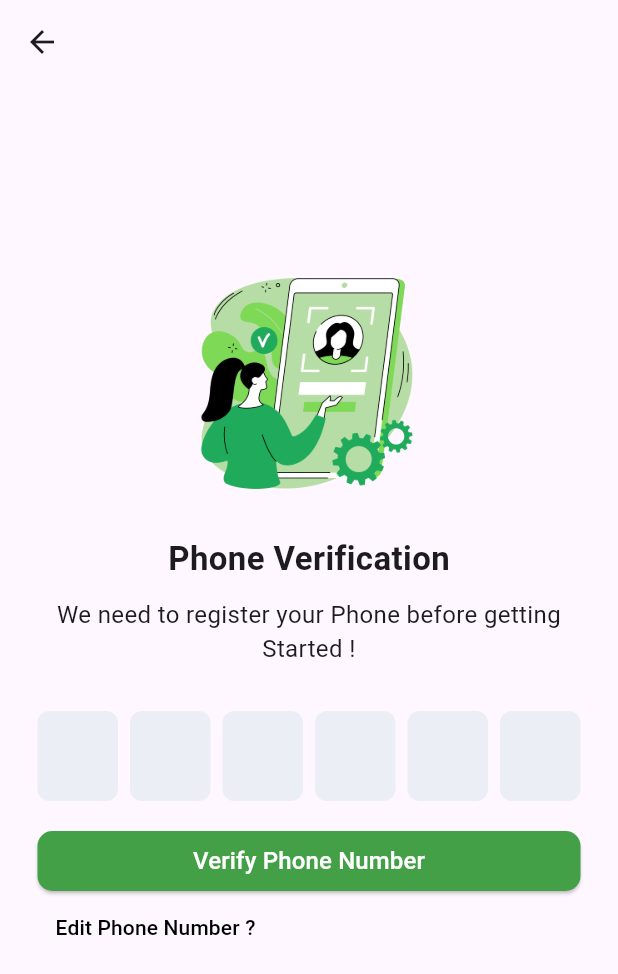
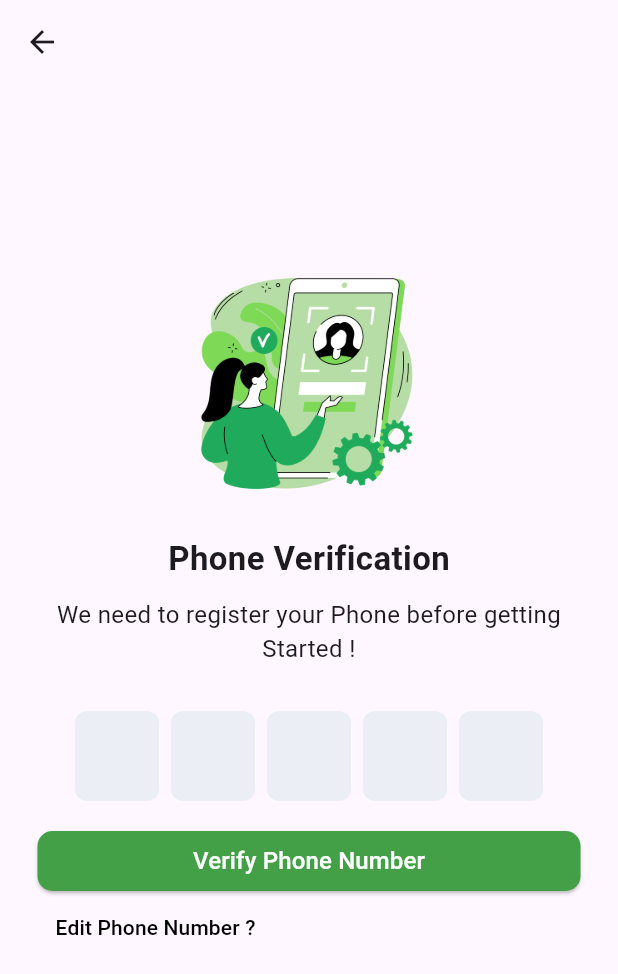
Before and after one commit to iamvedantp/otp_login_page, a Flutter app: the MyOtp screen opened by its route, on a phone screen of 412 x 824 dp. Shown: the top 974 px of the screen. Run offline on Flutter 3.47's test engine with Material 3 defaults, Android fonts, the phone set to English and light mode, and no system bars; drawn by our look-alikes of pinput.

Commit message:
new screen added

```diff
--- a/lib/main.dart
+++ b/lib/main.dart
@@ -1,4 +1,5 @@
 import 'package:flutter/material.dart';
+import 'package:otp_login_page/home.dart';
 import 'package:otp_login_page/phone.dart';
 import 'package:otp_login_page/otp.dart';
 
@@ -9,6 +10,7 @@ void main() {
     routes: {
       'phone': (context) => const MyPhone(),
       'verify': (context) => const MyOtp(),
+      'home' :(context) =>  const MyHome(),
     },
   ));
 }
--- a/lib/otp.dart
+++ b/lib/otp.dart
@@ -1,39 +1,34 @@
 import 'package:flutter/material.dart';
 import 'package:pinput/pinput.dart';
+import 'package:http/http.dart' as http;
 
 class MyOtp extends StatefulWidget {
-  const MyOtp({super.key});
+  const MyOtp({Key? key}) : super(key: key);
 
   @override
   State<MyOtp> createState() => _MyOtpState();
 }
 
 class _MyOtpState extends State<MyOtp> {
+  TextEditingController otpController = TextEditingController();
+
+  Future<void> verifyPhoneNumber(String otp) async {
+    final response = await http.post(
+      Uri.parse('https://api.springbook.in/api/sessauth/login'),
+      body: {'otp': otp},
+    );
+
+    if (response.statusCode == 200) {
+      // Handle successful response here
+      print('Phone number verified successfully');
+    } else {
+      // Handle error
+      print('Failed to verify phone number');
+    }
+  }
+
   @override
   Widget build(BuildContext context) {
-    final defaultPinTheme = PinTheme(
-      width: 56,
-      height: 56,
-      textStyle: const TextStyle(
-          fontSize: 20,
-          color: Color.fromRGBO(30, 60, 87, 1),
-          fontWeight: FontWeight.w600),
-      decoration: BoxDecoration(
-        border: Border.all(color: const Color.fromRGBO(234, 239, 243, 1)),
-        borderRadius: BorderRadius.circular(20),
-      ),
-    );
-
-    final focusedPinTheme = defaultPinTheme.copyDecorationWith(
-      border: Border.all(color: const Color.fromRGBO(114, 178, 238, 1)),
-      borderRadius: BorderRadius.circular(8),
-    );
-
-    final submittedPinTheme = defaultPinTheme.copyWith(
-      decoration: defaultPinTheme.decoration?.copyWith(
-        color: const Color.fromRGBO(234, 239, 243, 1),
-      ),
-    );
     return Scaffold(
       extendBodyBehindAppBar: true,
       appBar: AppBar(),
@@ -67,9 +62,14 @@ class _MyOtpState extends State<MyOtp> {
               const SizedBox(
                 height: 30,
               ),
-              const Pinput(
-                length: 6,
+              Pinput(
+                length: 5,
                 showCursor: true,
+                onChanged: (otp) {
+                  if (otp.length == 5) {
+                    verifyPhoneNumber(otp);
+                  }
+                },
               ),
               const SizedBox(
                 height: 20,
@@ -78,11 +78,16 @@ class _MyOtpState extends State<MyOtp> {
                 height: 40,
                 width: double.infinity,
                 child: ElevatedButton(
-                  onPressed: () {},
+                  onPressed: () {
+                    Navigator.pushNamedAndRemoveUntil(
+                        context, "home", (route) => false);
+                  },
                   style: ElevatedButton.styleFrom(
-                      backgroundColor: Colors.green.shade600,
-                      shape: RoundedRectangleBorder(
-                          borderRadius: BorderRadius.circular(10))),
+                    backgroundColor: Colors.green.shade600,
+                    shape: RoundedRectangleBorder(
+                      borderRadius: BorderRadius.circular(10),
+                    ),
+                  ),
                   child: const Text(
                     "Verify Phone Number",
                     style: TextStyle(fontSize: 16, color: Colors.white),
--- a/pubspec.yaml
+++ b/pubspec.yaml
@@ -35,6 +35,7 @@ dependencies:
   # Use with the CupertinoIcons class for iOS style icons.
   cupertino_icons: ^1.0.2
   pinput: ^3.0.1
+  http: ^1.2.1
 
 dev_dependencies:
   flutter_test:
```
Also changed, not shown: lib/home.dart (added, +19 -0 lines), lib/phone.dart (+27 -6 lines), pubspec.lock, 1 other file.
